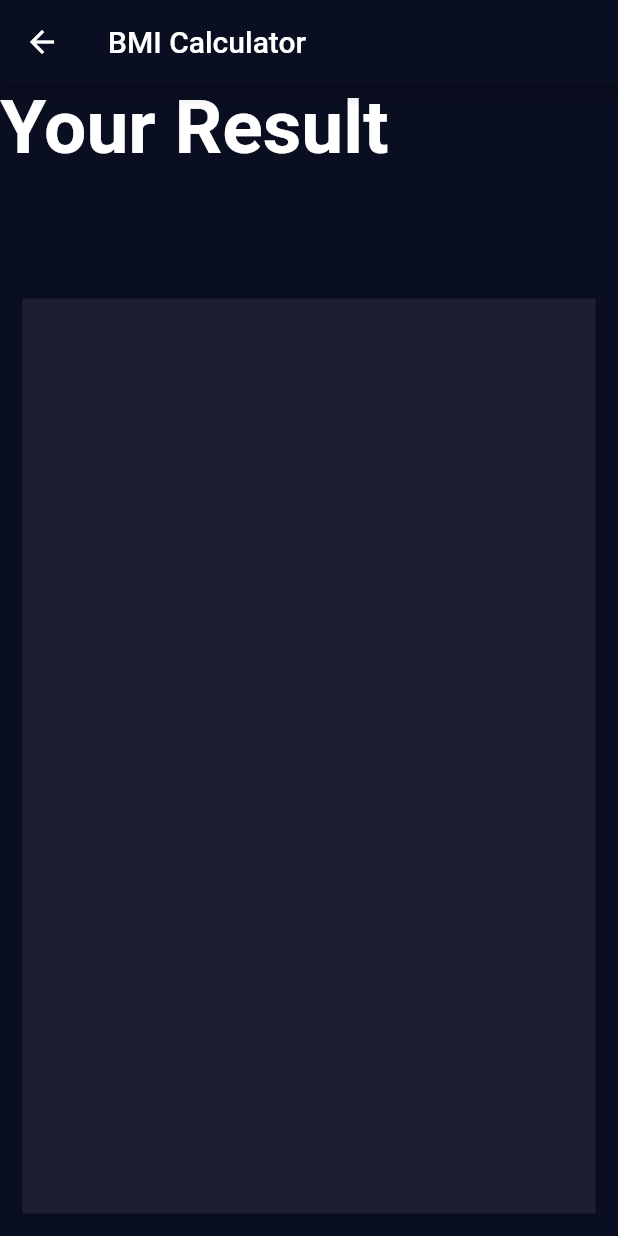
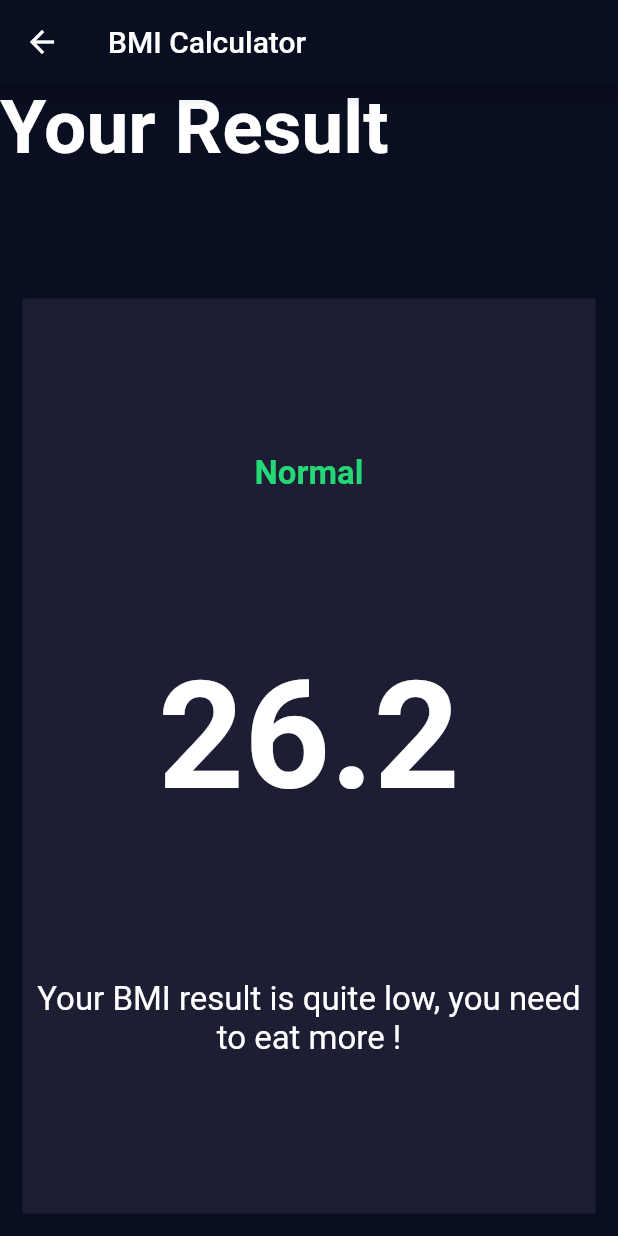
Before and after one commit to Ashish-AI/bmi-calculator, a Flutter app: the CalculateResult screen opened by its route, on a phone screen of 412 x 824 dp. Run offline on Flutter 3.47's test engine with Material 2 defaults, Android fonts, the phone set to English and light mode, and no system bars; our stand-ins replace font_awesome_flutter.

Commit message:
Body of Result Page added

```diff
--- a/lib/calculate_result.dart
+++ b/lib/calculate_result.dart
@@ -25,6 +25,25 @@ class CalculateResult extends StatelessWidget {
             flex: 5,
             child: BoxContainer(
               colour: activeCardColor,
+              childCard: Column(
+                mainAxisAlignment: MainAxisAlignment.spaceEvenly,
+                crossAxisAlignment: CrossAxisAlignment.center,
+                children: [
+                  Text(
+                    "Normal",
+                    style: kResultStyle,
+                  ),
+                  Text(
+                    "26.2",
+                    style: kBMI_Index,
+                  ),
+                  Text(
+                    "Your BMI result is quite low, you need to eat more ! ",
+                    style: kBodyStyle,
+                    textAlign: TextAlign.center,
+                  )
+                ],
+              ),
             ),
           )
         ],
--- a/lib/constants.dart
+++ b/lib/constants.dart
@@ -27,3 +27,20 @@ const kTitleTextStyle = TextStyle(
   color: Colors.white,
   fontWeight: FontWeight.bold,
 );
+
+const kResultStyle = TextStyle(
+  fontSize: 22.0,
+  fontWeight: FontWeight.bold,
+  color: Color(0xFF24D876),
+);
+
+const kBMI_Index = TextStyle(
+  fontSize: 100.0,
+  fontWeight: FontWeight.bold,
+  color: Colors.white,
+);
+
+const kBodyStyle = TextStyle(
+  fontSize: 22.0,
+  color: Colors.white,
+);
```
